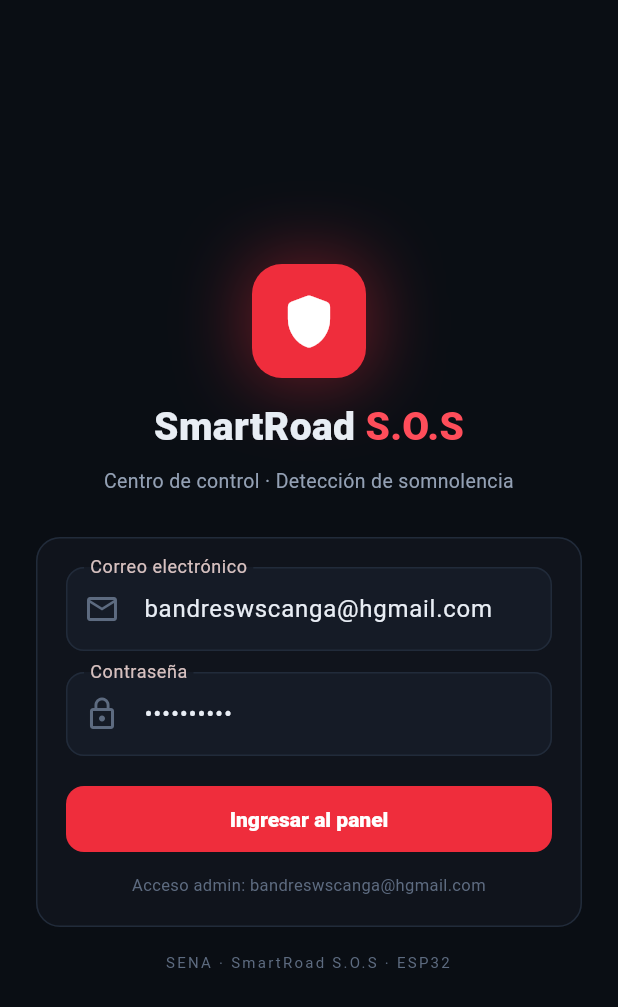
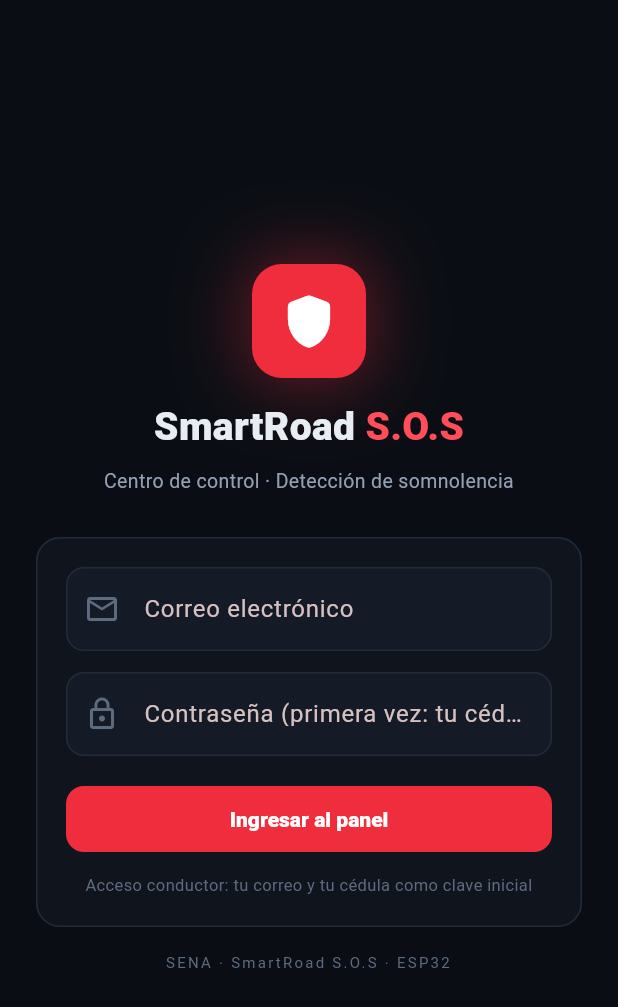
Before and after one commit to bandreswscanga-debug/SmartRoad, a Flutter app: the screen it shows after launch, on a phone screen of 412 x 824 dp. Shown: the top 1007 px of the screen. Run offline on Flutter 3.47's test engine with Material 3 defaults, Android fonts, the phone set to English and light mode, and no system bars; our stand-ins replace shared_preferences.

Commit message:
feat(app): login conductor con correo+cedula y API de perfil, reportes y camara

```diff
--- a/mobile/lib/screens/login_screen.dart
+++ b/mobile/lib/screens/login_screen.dart
@@ -14,16 +14,18 @@
 }
 
 class _LoginScreenState extends State<LoginScreen> {
-  final TextEditingController _email = TextEditingController(text: 'bandreswscanga@hgmail.com');
-  final TextEditingController _pass = TextEditingController(text: '5304566767');
+  final TextEditingController _email = TextEditingController();
+  final TextEditingController _pass = TextEditingController();
   final ApiClient _api = ApiClient();
   bool _busy = false;
   String? _error;
+  bool _mustChange = false;
 
   Future<void> _submit() async {
     setState(() {
       _busy = true;
       _error = null;
+      _mustChange = false;
     });
     try {
       final data = await _api.login(_email.text.trim(), _pass.text);
@@ -31,6 +33,9 @@
       await prefs.setString('srs_token', data['token'] as String);
       if (data['user'] is Map) {
         await prefs.setString('srs_user', jsonEncode(data['user']));
+      }
+      if (data['must_change_password'] == true) {
+        if (mounted) setState(() => _mustChange = true);
       }
       if (mounted) widget.onLogin();
     } catch (err) {
@@ -103,10 +108,33 @@
               controller: _pass,
               obscureText: true,
               decoration: const InputDecoration(
-                labelText: 'Contraseña',
+                labelText: 'Contraseña (primera vez: tu cédula)',
                 prefixIcon: Icon(Icons.lock_outline, color: AppColors.faint),
               ),
             ),
+            if (_mustChange) ...[
+              const SizedBox(height: 14),
+              Container(
+                padding: const EdgeInsets.all(12),
+                decoration: BoxDecoration(
+                  color: AppColors.danger.withValues(alpha: 0.12),
+                  borderRadius: BorderRadius.circular(12),
+                  border: Border.all(color: AppColors.danger.withValues(alpha: 0.5)),
+                ),
+                child: const Row(
+                  children: [
+                    Icon(Icons.warning_amber_rounded, color: AppColors.dangerBright, size: 18),
+                    SizedBox(width: 8),
+                    Expanded(
+                      child: Text(
+                        'Debes cambiar tu contraseña en tu primer ingreso (Perfil → Cambiar contraseña).',
+                        style: TextStyle(color: AppColors.dangerBright, fontSize: 12),
+                      ),
+                    ),
+                  ],
+                ),
+              ),
+            ],
             if (_error != null) ...[
               const SizedBox(height: 14),
               Container(
@@ -134,7 +162,7 @@
             ),
             const SizedBox(height: 12),
             const Text(
-              'Acceso admin: bandreswscanga@hgmail.com',
+              'Acceso conductor: tu correo y tu cédula como clave inicial',
               textAlign: TextAlign.center,
               style: TextStyle(color: AppColors.faint, fontSize: 11),
             ),
```
Also changed, not shown: mobile/lib/services/api.dart (+36 -0 lines).
